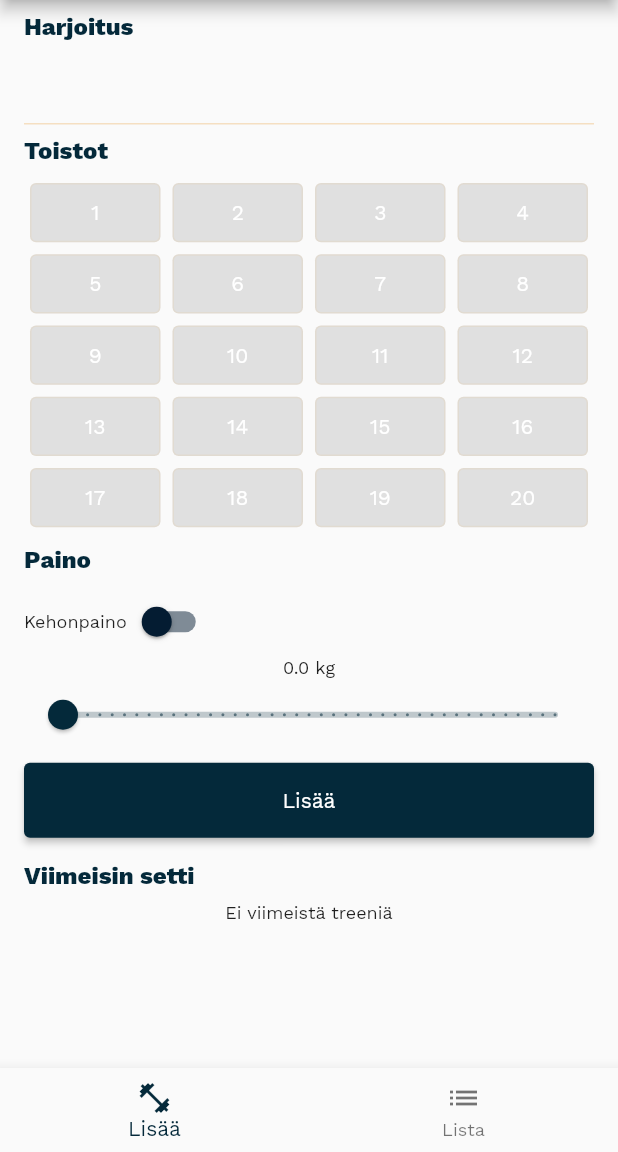
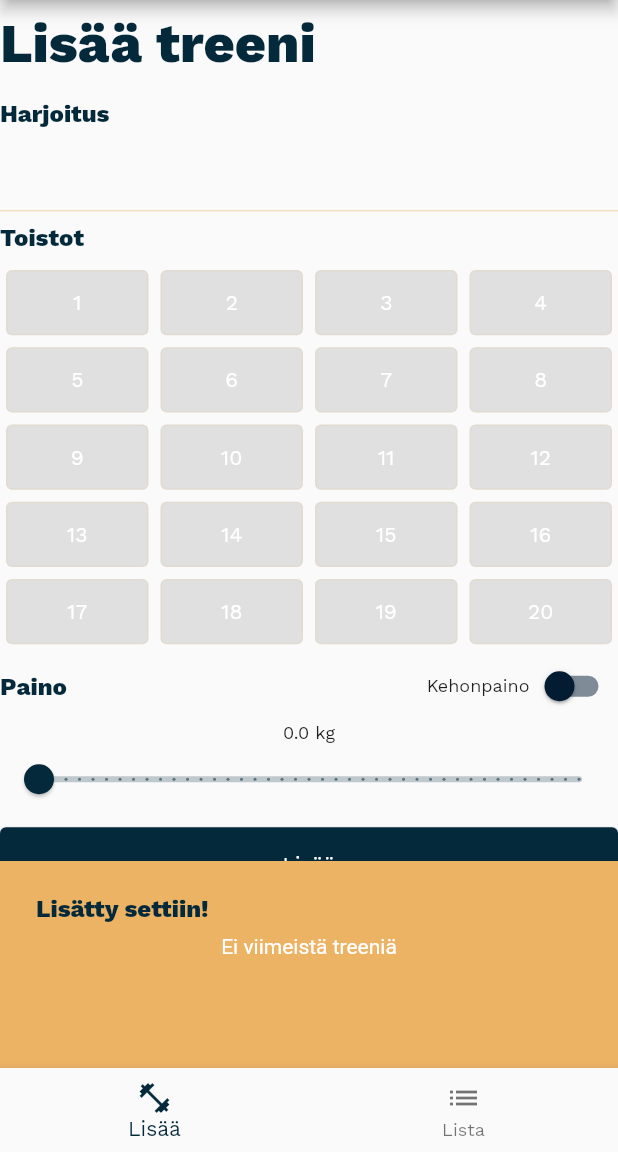
Before and after one commit to matsba/lifterapp, a Flutter app: the screen it shows after launch, after a tap on "Lisää", on a phone screen of 412 x 824 dp, the part 84-1236 px from its top. Run offline on Flutter 3.47's test engine with Material 2 defaults, Android fonts, the phone set to English and light mode, and no system bars; our stand-ins replace flutter_redux, redux, redux_thunk, sqflite; missing offline and left inert: flutter_redux_navigation; accounts and stored records are empty.

Commit message:
Add success snacbar to adding workout

```diff
--- a/lib/screens/home_page.dart
+++ b/lib/screens/home_page.dart
@@ -103,7 +103,7 @@ class HomePage extends StatelessWidget {
         });
   }
 
-  Widget _sliderInput() {
+  Widget _sliderInput(Widget title) {
     double roundToClosestHalf(value) => ((value * 2).roundToDouble() / 2);
     const double minValue = 0;
     const double maxValue = 100;
@@ -121,9 +121,16 @@ class HomePage extends StatelessWidget {
           bool showSlider = !vm.switchValue;
           return Column(children: [
             Row(
+              mainAxisAlignment: MainAxisAlignment.spaceBetween,
               children: [
-                Text("Kehonpaino"),
-                Switch(value: vm.switchValue, onChanged: vm.updateSwitchValue),
+                title,
+                Row(
+                  children: [
+                    Text("Kehonpaino"),
+                    Switch(
+                        value: vm.switchValue, onChanged: vm.updateSwitchValue),
+                  ],
+                ),
               ],
             ),
             if (showSlider) Text("${vm.value} kg"),
@@ -142,7 +149,7 @@ class HomePage extends StatelessWidget {
         });
   }
 
-  Widget _submitButton() {
+  Widget _submitButton(void Function() onSuccessCallback) {
     return StoreConnector<AppState, _FormInputViewModel<WorkoutFormInput>>(
         converter: (store) => _FormInputViewModel(store.state.workoutFormInput,
             (form) => store.dispatch(insertWorkout(form!))),
@@ -150,12 +157,32 @@ class HomePage extends StatelessWidget {
           return Padding(
             padding: const EdgeInsets.only(top: 8, bottom: 8),
             child: ElevatedButton(
-              onPressed: () => vm.updateValue(vm.value),
+              onPressed: () {
+                vm.updateValue(vm.value);
+                onSuccessCallback();
+              },
               child: const SizedBox(
                   child: Center(child: Text('Lisää')), height: 50.0),
             ),
           );
         });
+  }
+
+  void _showSnackBar(BuildContext context) {
+    ScaffoldMessenger.of(context).showSnackBar(
+      SnackBar(
+        content: ConstrainedBox(
+          constraints: BoxConstraints(maxHeight: 110),
+          child: Column(
+            children: [
+              _titleRow(context, "Lisätty settiin!"),
+              _latestWorkoutSection(),
+            ],
+          ),
+        ),
+        duration: Duration(seconds: 2),
+      ),
+    );
   }
 
   Widget _latestWorkoutSection() {
@@ -182,19 +209,8 @@ class HomePage extends StatelessWidget {
         });
   }
 
-  Widget _titleDecoration(BuildContext context) {
-    return Container(
-        color: Theme.of(context).primaryColor.withOpacity(0.7),
-        height: 35,
-        width: 60,
-        //margin: EdgeInsets.only(right: 10),
-        transform: Matrix4.identity()
-          ..setEntry(3, 2, 0.01)
-          ..rotateX(0.9));
-  }
-
   Widget _titleRow(BuildContext context, String title,
-      {bool decoration = true}) {
+      {bool decoration = true, TextStyle? textStyle}) {
     const double padding = 8.0;
 
     return Align(
@@ -202,10 +218,9 @@ class HomePage extends StatelessWidget {
       child: Padding(
           child: Row(
             children: [
-              decoration ? _titleDecoration(context) : Container(),
               Text(
                 title,
-                style: Theme.of(context).textTheme.headline4,
+                style: textStyle ?? Theme.of(context).textTheme.headline4,
               ),
             ],
           ),
@@ -218,16 +233,20 @@ class HomePage extends StatelessWidget {
     return AppScaffold(
       bodyContent: [
         Padding(
-          padding: EdgeInsets.only(left: 16.0, right: 16.0, bottom: 16.0),
+          padding: EdgeInsets.only(bottom: 16.0),
           child: Column(
             children: [
+              _titleRow(context, "Lisää treeni",
+                  decoration: false,
+                  textStyle: Theme.of(context).textTheme.headline1),
               _titleRow(context, "Harjoitus", decoration: false),
               _inputWorkoutName(),
               _titleRow(context, "Toistot", decoration: false),
               _inputGridButtonNumberInput(20, context),
-              _titleRow(context, "Paino", decoration: false),
-              _sliderInput(),
-              _submitButton(),
+              _sliderInput(
+                _titleRow(context, "Paino", decoration: false),
+              ),
+              _submitButton(() => _showSnackBar(context)),
               _titleRow(context, "Viimeisin setti", decoration: false),
               _latestWorkoutSection()
             ],
--- a/lib/theme.dart
+++ b/lib/theme.dart
@@ -35,7 +35,10 @@ class GlobalTheme {
     switchTheme: SwitchThemeData(
         trackColor:
             MaterialStateProperty.all(primaryColorDark.withOpacity(0.5)),
-        thumbColor: MaterialStateProperty.all(primaryColorDark)),
+        thumbColor: MaterialStateProperty.all(primaryColorDark),
+        overlayColor: MaterialStateProperty.all(primaryColorAccent)),
+
+    snackBarTheme: SnackBarThemeData(backgroundColor: primaryColorAccent),
     // Define the default font family.
     fontFamily: 'WorkSans',
 
```
